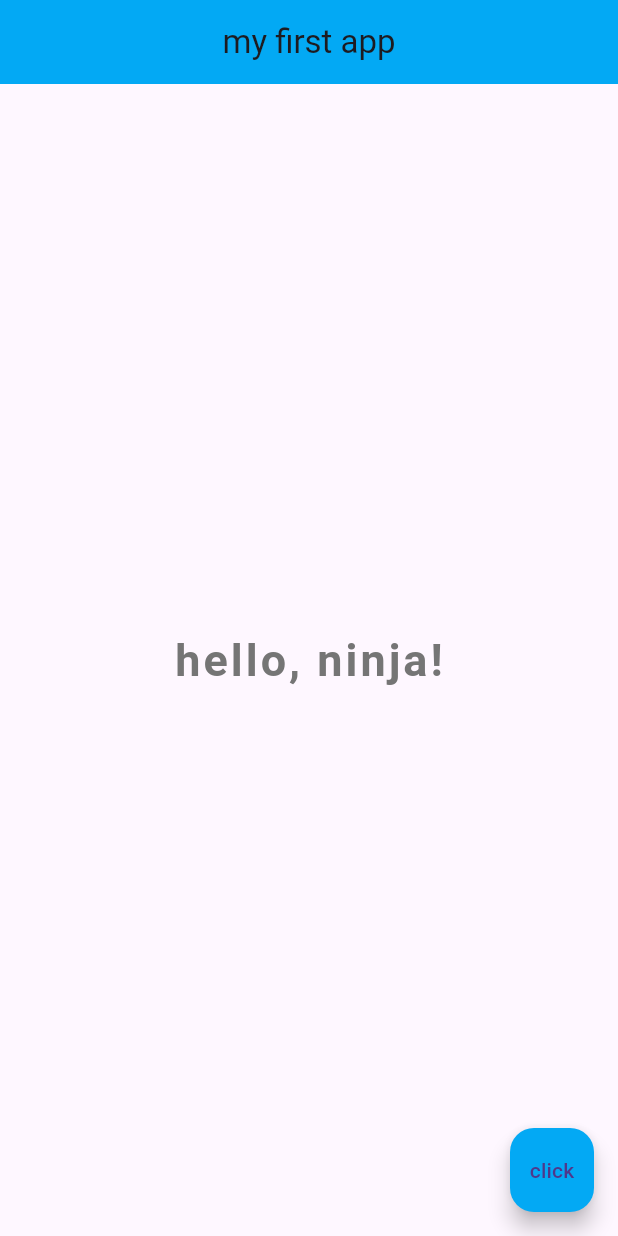
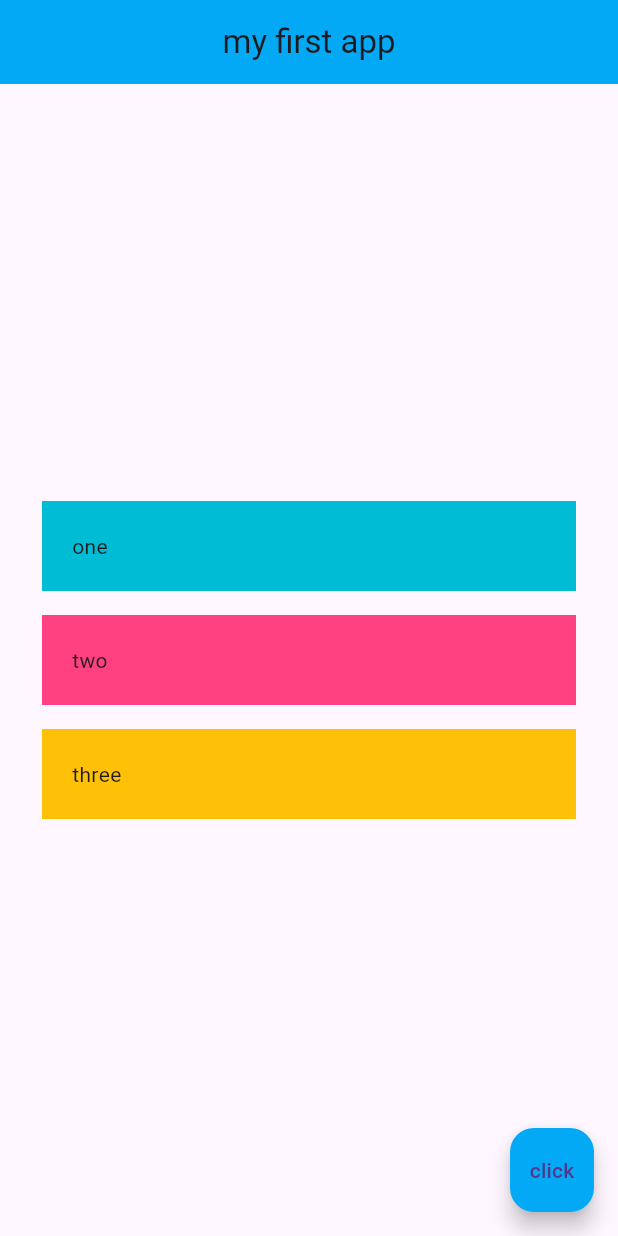
Before and after one commit to Akhil-Suden/flutter-basics, a Flutter app: the screen it shows after launch, on a phone screen of 412 x 824 dp. Run offline on Flutter 3.47's test engine with Material 3 defaults, Android fonts, the phone set to English and light mode, and no system bars; Roboto replaces fonts that are missing (IndieFlower).

Commit message:
added dart file

```diff
--- a/lib/main.dart
+++ b/lib/main.dart
@@ -19,16 +19,37 @@ class Home extends StatelessWidget {
         centerTitle: true,
         backgroundColor: Colors.lightBlue,
       ),
-      body: Center(
-        child: Text(
-            'hello, ninja!',
-            style: TextStyle(
-              fontSize: 30.0,
-              fontWeight: FontWeight.bold,
-              letterSpacing: 2.0,
-              color: Colors.grey[600],
-              fontFamily: 'IndieFlower',
-            )
+      body: Padding(
+        padding: const EdgeInsets.all(20.0),
+        child: Column(
+          mainAxisAlignment: MainAxisAlignment.center,
+          crossAxisAlignment: CrossAxisAlignment.stretch,
+          children: <Widget>[
+            Padding(
+              padding: const EdgeInsets.all(8.0),
+              child: Container(
+                padding: EdgeInsets.all(20.0),
+                color: Colors.cyan,
+                child: Text('one'),
+              ),
+            ),
+            Padding(
+              padding: const EdgeInsets.all(8.0),
+              child: Container(
+                padding: EdgeInsets.all(20.0),
+                color: Colors.pinkAccent,
+                child: Text('two'),
+              ),
+            ),
+            Padding(
+              padding: const EdgeInsets.all(8.0),
+              child: Container(
+                padding: EdgeInsets.all(20.0),
+                color: Colors.amber,
+                child: Text('three'),
+              ),
+            ),
+          ],
         ),
       ),
       floatingActionButton: FloatingActionButton(
```
